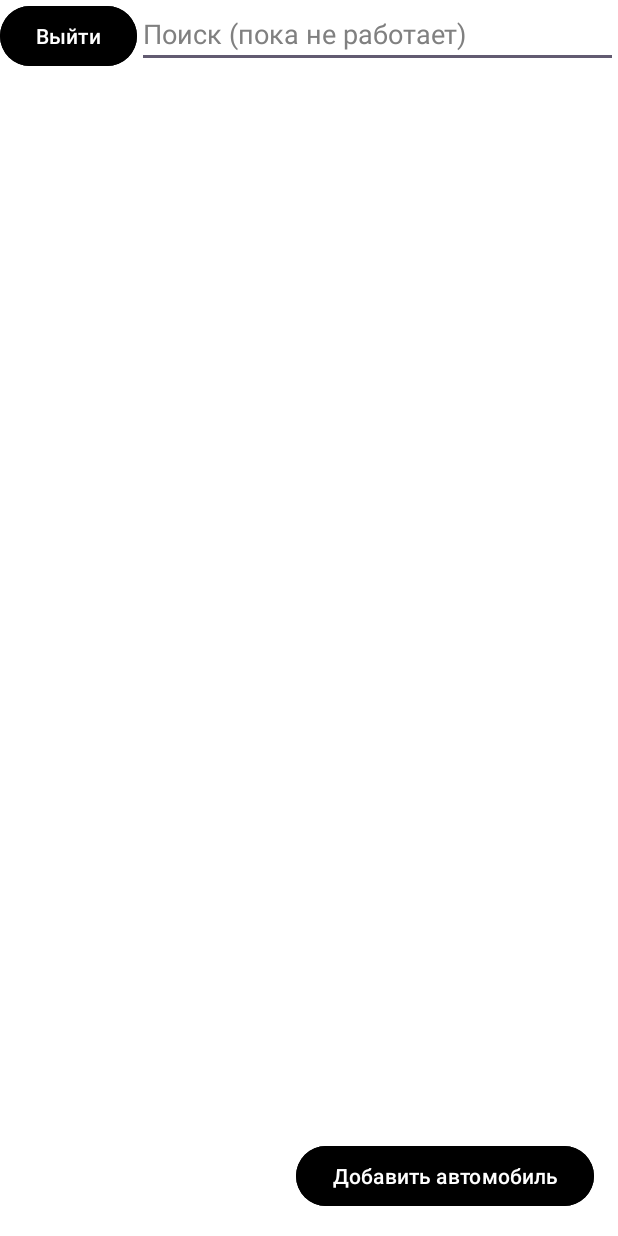
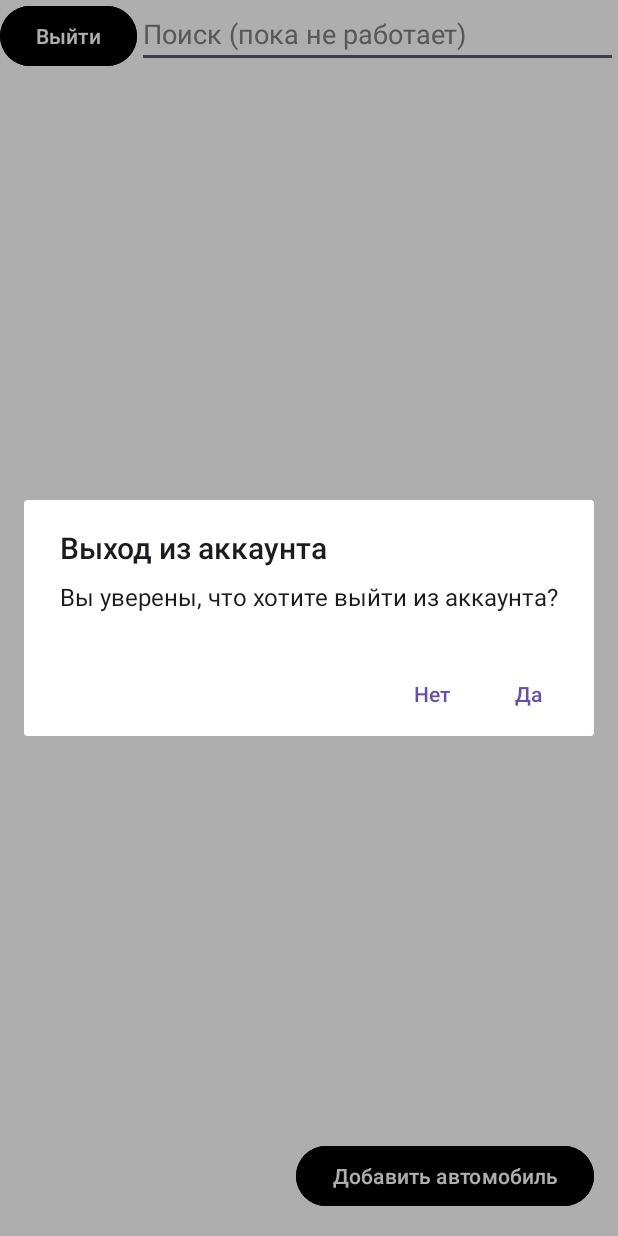
Before and after one commit to Mafit1/Car_Showroom, an Android app: the screen it shows after launch once a user with an empty profile is signed in (MainActivity), after a tap on "Выйти", on a phone screen of 412 x 824 dp. Run offline under Robolectric (Android 15) with nearby library versions, the phone set to English and light mode, and no system bars; our stand-ins replace Firebase (no records; nobody signed in at launch, a user with empty details on screens opened directly).

Commit message:
Добавил нужные флаги в интенты

```diff
--- a/app/src/main/java/com/example/carshowroom/AuthenticationActivity.java
+++ b/app/src/main/java/com/example/carshowroom/AuthenticationActivity.java
@@ -62,6 +62,7 @@ public class AuthenticationActivity extends AppCompatActivity {
             Toast.makeText(this, "Вы вошли как " + user.getEmail(), Toast.LENGTH_SHORT).show();
 
             Intent intent = new Intent(this, MainActivity.class);
+            intent.addFlags(Intent.FLAG_ACTIVITY_NEW_TASK | Intent.FLAG_ACTIVITY_CLEAR_TASK);
             startActivity(intent);
         }
     }
--- a/app/src/main/java/com/example/carshowroom/CarListFragment.java
+++ b/app/src/main/java/com/example/carshowroom/CarListFragment.java
@@ -1,10 +1,12 @@
 package com.example.carshowroom;
 
+import android.content.DialogInterface;
 import android.content.Intent;
 import android.os.Bundle;
 
 import androidx.annotation.NonNull;
 import androidx.annotation.Nullable;
+import androidx.appcompat.app.AlertDialog;
 import androidx.fragment.app.Fragment;
 import androidx.fragment.app.FragmentTransaction;
 import androidx.recyclerview.widget.LinearLayoutManager;
@@ -79,13 +81,29 @@ public class CarListFragment extends Fragment implements CarAdapter.OnItemClickL
             }
         });
 
-        //TODO Сделать AlertDialog тут
         signOutButton.setOnClickListener(new View.OnClickListener() {
             @Override
             public void onClick(View v) {
-                firebaseAuth.signOut();
-                Intent intent = new Intent(getActivity(), AuthenticationActivity.class);
-                startActivity(intent);
+                AlertDialog.Builder builder = new AlertDialog.Builder(requireContext());
+                builder.setTitle("Выход из аккаунта");
+                builder.setMessage("Вы уверены, что хотите выйти из аккаунта?");
+                builder.setPositiveButton("Да", new DialogInterface.OnClickListener() {
+                    @Override
+                    public void onClick(DialogInterface dialog, int which) {
+                        firebaseAuth.signOut();
+                        Intent intent = new Intent(getActivity(), AuthenticationActivity.class);
+                        intent.addFlags(Intent.FLAG_ACTIVITY_CLEAR_TOP | Intent.FLAG_ACTIVITY_NEW_TASK | Intent.FLAG_ACTIVITY_CLEAR_TASK);
+                        startActivity(intent);
+                    }
+                });
+                builder.setNegativeButton("Нет", new DialogInterface.OnClickListener() {
+                    @Override
+                    public void onClick(DialogInterface dialog, int which) {
+                        dialog.dismiss();
+                    }
+                });
+                AlertDialog alert = builder.create();
+                alert.show();
             }
         });
 
```
